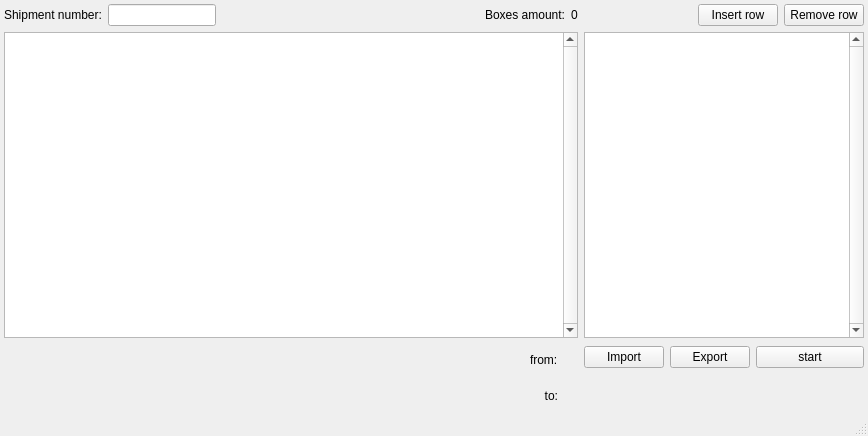
Before: the Qt Designer form ui/spa2.ui in j2cry/SPA2, drawn with Qt 5.
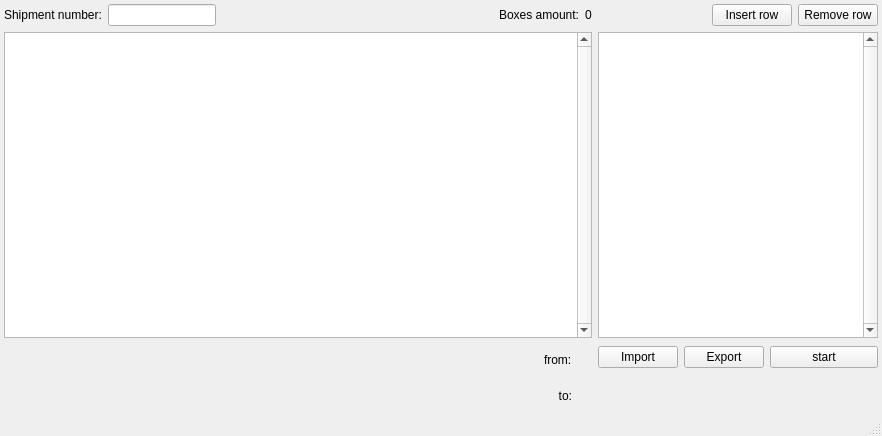
After: the same form once the commit is applied. Icons and pictures are not drawn. Custom widgets are drawn as their Qt base class.

Commit message: fixed Excel import filters added popup on insert button

The edit to the form file:
```diff
--- a/ui/spa2.ui
+++ b/ui/spa2.ui
@@ -6,7 +6,7 @@
    <rect>
     <x>0</x>
     <y>0</y>
-    <width>868</width>
+    <width>882</width>
     <height>436</height>
    </rect>
   </property>
```
Left out of the diff: 6 changed lines with no effect on the pictures. The commit also changes 1 other file.
